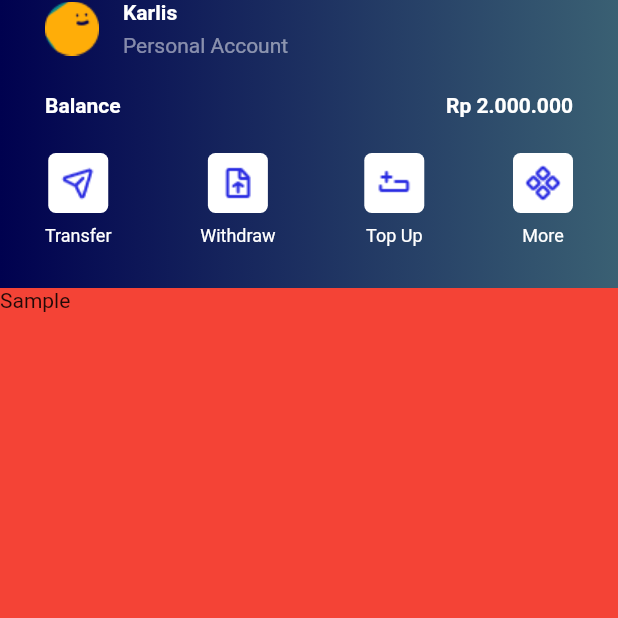
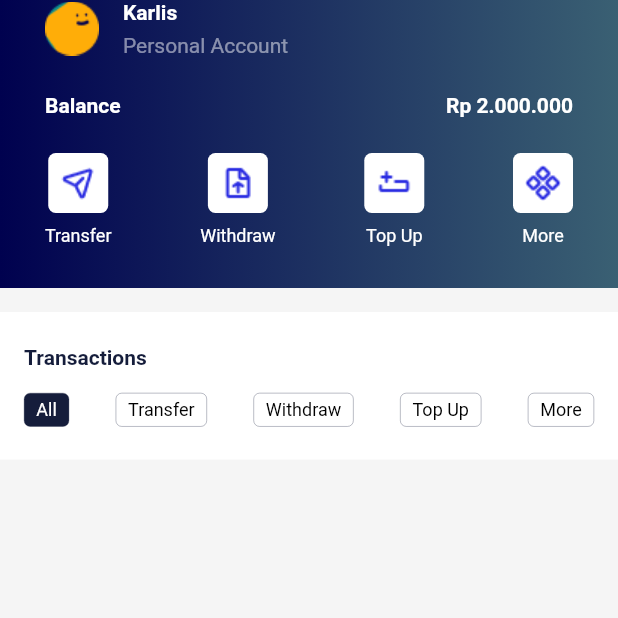
Before and after one commit to berzinsk/ui_mobile_bank_app_flutter, a Flutter app: the screen it shows after launch, on a phone screen of 412 x 824 dp, the top half of it. Run offline on Flutter 3.47's test engine with Material 2 defaults, Android fonts, the phone set to English and light mode, and no system bars.

Commit message:
Add Transactions section to the dashboard screen

```diff
--- /dev/null
+++ b/lib/components/transactions.dart
@@ -0,0 +1,84 @@
+import 'package:flutter/material.dart';
+
+class Transactions extends StatelessWidget {
+  const Transactions({Key? key}) : super(key: key);
+
+  @override
+  Widget build(BuildContext context) {
+    return Container(
+      color: Colors.white,
+      padding: const EdgeInsets.symmetric(vertical: 22, horizontal: 16),
+      child: Column(
+        crossAxisAlignment: CrossAxisAlignment.start,
+        children: [
+          const Text(
+            'Transactions',
+            style: TextStyle(
+                fontSize: 14,
+                color: Color(0xff151d3b),
+                fontWeight: FontWeight.w600),
+          ),
+          Padding(
+            padding: const EdgeInsets.only(top: 16),
+            child: Row(
+              mainAxisAlignment: MainAxisAlignment.spaceBetween,
+              children: const [
+                TransactionItem(
+                  text: 'All',
+                  selected: true,
+                ),
+                TransactionItem(
+                  text: 'Transfer',
+                  selected: false,
+                ),
+                TransactionItem(
+                  text: 'Withdraw',
+                  selected: false,
+                ),
+                TransactionItem(
+                  text: 'Top Up',
+                  selected: false,
+                ),
+                TransactionItem(
+                  text: 'More',
+                  selected: false,
+                ),
+              ],
+            ),
+          ),
+        ],
+      ),
+    );
+  }
+}
+
+class TransactionItem extends StatelessWidget {
+  final String text;
+  final bool selected;
+
+  const TransactionItem({
+    Key? key,
+    required this.text,
+    required this.selected,
+  }) : super(key: key);
+
+  @override
+  Widget build(BuildContext context) {
+    return Container(
+      padding: const EdgeInsets.symmetric(horizontal: 8, vertical: 4),
+      decoration: BoxDecoration(
+        border: Border.all(color: Color(0xff151d3b), width: 0.2),
+        borderRadius: BorderRadius.circular(4),
+        color: selected ? Color(0xff151d3b) : Colors.white,
+      ),
+      child: Text(
+        text,
+        style: TextStyle(
+          fontSize: 12,
+          fontWeight: FontWeight.w400,
+          color: selected == true ? Colors.white : Colors.black,
+        ),
+      ),
+    );
+  }
+}
--- a/lib/screens/dashboard.dart
+++ b/lib/screens/dashboard.dart
@@ -1,6 +1,7 @@
 import 'package:flutter/material.dart';
 
 import '../components/dashboard_header.dart';
+import '../components/transactions.dart';
 
 class Dashboard extends StatelessWidget {
   const Dashboard({Key? key}) : super(key: key);
@@ -26,8 +27,15 @@ class Dashboard extends StatelessWidget {
             Expanded(
               child: Container(
                 alignment: Alignment.topLeft,
-                color: Colors.red,
-                child: Row(children: [Text('Sample')]),
+                color: const Color(0xfff5f5f5),
+                child: Column(
+                  children: const [
+                    Padding(
+                      padding: EdgeInsets.symmetric(vertical: 16),
+                      child: Transactions(),
+                    ),
+                  ],
+                ),
               ),
             ),
           ],
```
